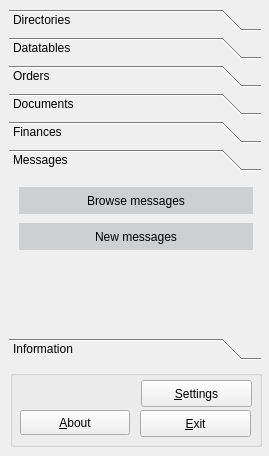
This is trunk/ui/mainfrm.ui in BackupTheBerlios/first4-svn as Qt 5 draws it before an edit. The edited form follows.
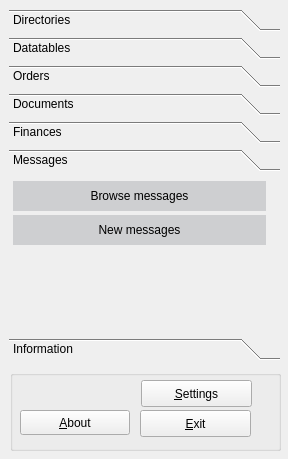
This is the edited form. The open tabs and pages were chosen to show the change. Icons and pictures are not drawn.

```diff
--- a/trunk/ui/mainfrm.ui
+++ b/trunk/ui/mainfrm.ui
@@ -5,8 +5,8 @@
    <rect>
     <x>0</x>
     <y>0</y>
-    <width>269</width>
-    <height>456</height>
+    <width>288</width>
+    <height>459</height>
    </rect>
   </property>
   <property name="sizePolicy" >
@@ -27,7 +27,7 @@
      <rect>
       <x>9</x>
       <y>9</y>
-      <width>252</width>
+      <width>271</width>
       <height>351</height>
      </rect>
     </property>
@@ -737,8 +737,8 @@
       <rect>
        <x>0</x>
        <y>0</y>
-       <width>252</width>
-       <height>141</height>
+       <width>261</width>
+       <height>124</height>
       </rect>
      </property>
      <attribute name="label" >
@@ -750,10 +750,10 @@
      <widget class="QPushButton" name="btnbrowsemsgs" >
       <property name="geometry" >
        <rect>
-        <x>10</x>
-        <y>10</y>
-        <width>234</width>
-        <height>27</height>
+        <x>4</x>
+        <y>4</y>
+        <width>253</width>
+        <height>30</height>
        </rect>
       </property>
       <property name="palette" >
@@ -812,10 +812,10 @@
      <widget class="QPushButton" name="btnnewmsg" >
       <property name="geometry" >
        <rect>
-        <x>10</x>
-        <y>46</y>
-        <width>234</width>
-        <height>27</height>
+        <x>4</x>
+        <y>38</y>
+        <width>253</width>
+        <height>30</height>
        </rect>
       </property>
       <property name="palette" >
@@ -985,8 +985,8 @@
      <rect>
       <x>10</x>
       <y>370</y>
-      <width>252</width>
-      <height>77</height>
+      <width>271</width>
+      <height>81</height>
      </rect>
     </property>
     <property name="title" >
```
Left out of the diff: 26 changed lines with no effect on the pictures.
